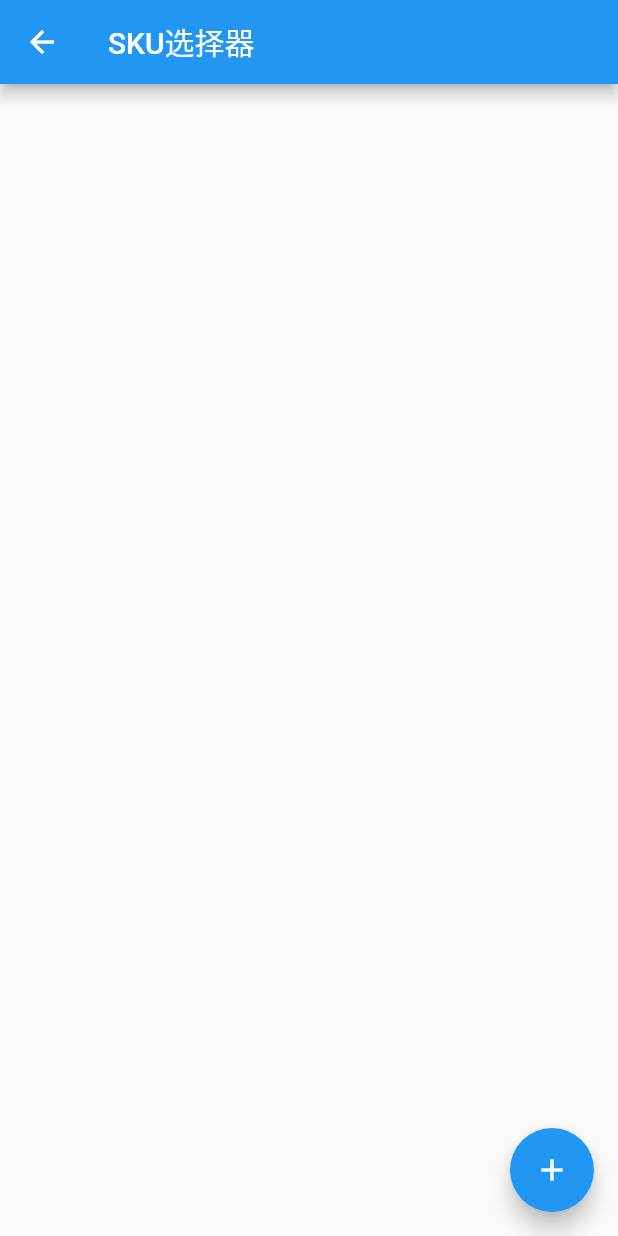
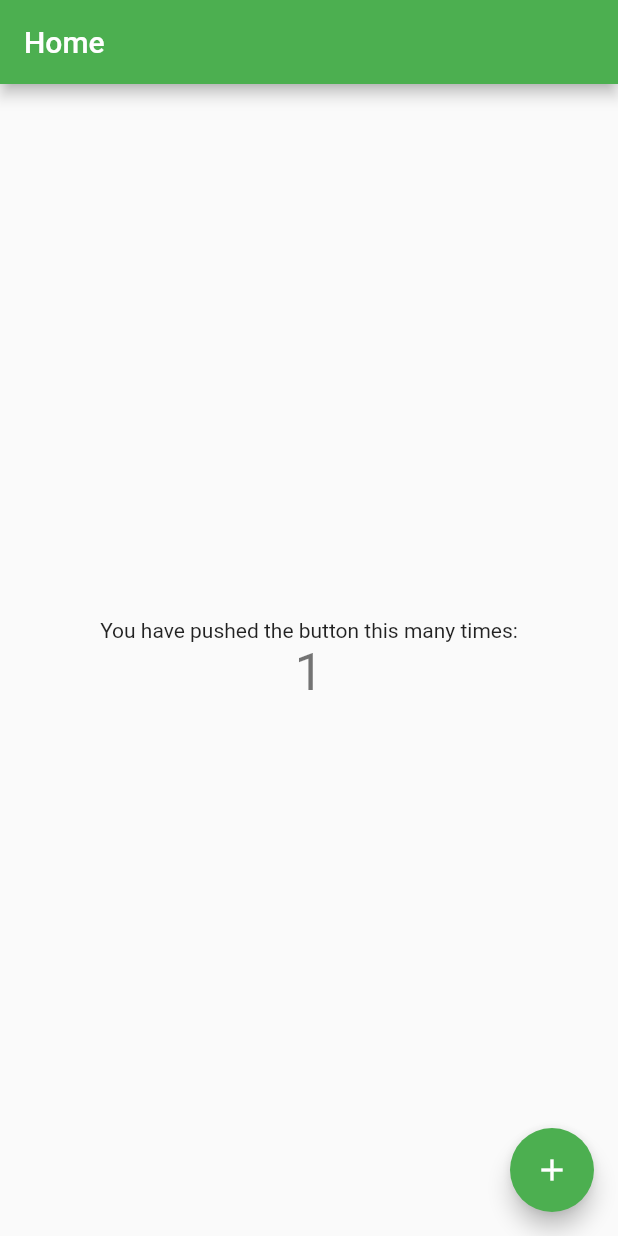
Before and after one commit to Jonty1997/ZoroFlutter, a Flutter app: the screen it shows after launch, after a tap on the "add" icon, on a phone screen of 412 x 824 dp. Run offline on Flutter 3.47's test engine with Material 2 defaults, Android fonts, the phone set to English and light mode, and no system bars; our stand-ins replace sqflite; accounts and stored records are empty.

Commit message:
删掉一些东西

```diff
--- a/lib/config/route.dart
+++ b/lib/common/config/route.dart
@@ -1,10 +1,9 @@
 import 'package:flutter/cupertino.dart';
-import 'package:zoro_flutter/ui/common_widget/sku_select.dart';
 
 class Routes {
   static Map<String, WidgetBuilder> getRoute() {
     return {
-      SkuSelect.route: (_) => SkuSelect(),
+
     };
   }
 }
--- a/lib/main.dart
+++ b/lib/main.dart
@@ -1,7 +1,5 @@
-import 'package:flutter/material.dart';
-import 'package:zoro_flutter/config/route.dart';
-import 'package:zoro_flutter/ui/common_widget/sku_select.dart';
-import 'package:zoro_flutter/util/common_util.dart';
+import 'package:zoro_flutter/common/common_export_package.dart';
+import 'ui/home_page.dart';
 
 void main() {
   runApp(MyApp());
@@ -14,58 +12,11 @@ class MyApp extends StatelessWidget {
     return MaterialApp(
       title: 'ZoroFlutter',
       theme: ThemeData(
-        primarySwatch: Colors.blue,
+        primarySwatch: Colors.green,
         visualDensity: VisualDensity.adaptivePlatformDensity,
       ),
       routes: Routes.getRoute(),
-      home: MyHomePage(title: 'Flutter Demo Home Page'),
+      home: HomePage(),
     );
   }
 }
-
-class MyHomePage extends StatefulWidget {
-  MyHomePage({Key key, this.title}) : super(key: key);
-  final String title;
-
-  @override
-  _MyHomePageState createState() => _MyHomePageState();
-}
-
-class _MyHomePageState extends State<MyHomePage> {
-  int _counter = 0;
-
-  void _incrementCounter() {
-    CommonUtil.openPage(context, SkuSelect());
-    setState(() {
-      _counter++;
-    });
-  }
-
-  @override
-  Widget build(BuildContext context) {
-    return Scaffold(
-      appBar: AppBar(
-        title: Text(widget.title),
-      ),
-      body: Center(
-        child: Column(
-          mainAxisAlignment: MainAxisAlignment.center,
-          children: <Widget>[
-            Text(
-              'You have pushed the button this many times:',
-            ),
-            Text(
-              '$_counter',
-              style: Theme.of(context).textTheme.headline4,
-            ),
-          ],
-        ),
-      ),
-      floatingActionButton: FloatingActionButton(
-        onPressed: _incrementCounter,
-        tooltip: 'Increment',
-        child: Icon(Icons.add),
-      ), // This trailing comma makes auto-formatting nicer for build methods.
-    );
-  }
-}
--- a/lib/ui/common_widget/sku_select.dart
+++ /dev/null
@@ -1,95 +0,0 @@
-import 'package:flutter/cupertino.dart';
-import 'package:flutter/material.dart';
-
-///@author[zoro]
-///通用的sku选择器
-class SkuSelect extends StatefulWidget {
-  static final route = 'SkuSelect';
-
-  @override
-  _SkuSelectState createState() => _SkuSelectState();
-}
-
-class _SkuSelectState extends State<SkuSelect> {
-  @override
-  Widget build(BuildContext context) {
-    return Scaffold(
-      appBar: AppBar(
-        title: Text("SKU选择器"),
-      ),
-      body: Center(
-        child: Column(
-          mainAxisAlignment: MainAxisAlignment.center,
-          children: <Widget>[],
-        ),
-      ),
-      floatingActionButton: FloatingActionButton(
-        onPressed: () {
-          _showSkuSelectDialog();
-        },
-        tooltip: 'Increment',
-        child: Icon(Icons.add),
-      ), // This trailing comma makes auto-formatting nicer for build methods.
-    );
-  }
-
-  //显示弹窗
-  void _showSkuSelectDialog() {
-    showModalBottomSheet(
-        context: context,
-        isScrollControlled: true,
-        backgroundColor: Colors.transparent,
-        builder: (BuildContext context) {
-          return StatefulBuilder(builder: (context, bottomState) {
-            return GestureDetector(
-              // behavior: HitTestBehavior.translucent,
-              onTap: () {
-                Navigator.pop(context);
-              },
-              child: Column(
-                children: [
-                  SizedBox(
-                    height: MediaQuery.of(context).size.height / 3,
-                  ),
-                  Expanded(
-                      child: Container(
-                          width: double.maxFinite,
-                          decoration: BoxDecoration(
-                              color: Colors.white,
-                              borderRadius: BorderRadius.only(
-                                  topLeft: Radius.circular(16),
-                                  topRight: Radius.circular(16))),
-                          child: _buildDialogWidget())),
-                ],
-              ),
-            );
-          });
-        });
-  }
-
-  //底部弹窗内容
-  Widget _buildDialogWidget() {
-    return Stack(
-      children: [
-        Column(
-          children: [
-            Expanded(
-              child: ListView(
-                children: [],
-              ),
-            )
-          ],
-        ),
-        Positioned(
-            right: 8,
-            top: 8,
-            child: InkWell(
-              child: Icon(
-                Icons.arrow_drop_down_outlined,
-                size: 30,
-              ),
-            ))
-      ],
-    );
-  }
-}
--- /dev/null
+++ b/lib/ui/home_page.dart
@@ -0,0 +1,59 @@
+import 'package:zoro_flutter/common/common_export_package.dart';
+
+class HomePage extends StatefulWidget {
+  static final route = 'HomePage';
+
+  @override
+  _HomePageState createState() => _HomePageState();
+}
+
+class _HomePageState extends State<HomePage> {
+  int _counter = 0;
+
+  void _incrementCounter() {
+    setState(() {
+      _counter++;
+    });
+  }
+
+  @override
+  Widget build(BuildContext context) {
+    return Scaffold(
+      appBar: AppBar(
+        title: Text("Home"),
+      ),
+      body: Center(
+        child: Column(
+          mainAxisAlignment: MainAxisAlignment.center,
+          children: <Widget>[
+            DecoratedBox(
+              decoration: BoxDecoration(
+                gradient: RadialGradient(
+                  center: const Alignment(-0.5, -0.6),
+                  radius: 0.15,
+                  colors: <Color>[
+                    const Color(0xFFEEEEEE),
+                    const Color(0xFF111133),
+                  ],
+                  stops: <double>[0.9, 1.0],
+                ),
+              ),
+            ),
+            Text(
+              'You have pushed the button this many times:',
+            ),
+            Text(
+              '$_counter',
+              style: Theme.of(context).textTheme.headline4,
+            ),
+          ],
+        ),
+      ),
+      floatingActionButton: FloatingActionButton(
+        onPressed: _incrementCounter,
+        tooltip: 'Increment',
+        child: Icon(Icons.add),
+      ), // This trailing comma makes auto-formatting nicer for build methods.
+    );
+  }
+}
--- a/pubspec.yaml
+++ b/pubspec.yaml
@@ -28,7 +28,8 @@ dependencies:
   # The following adds the Cupertino Icons font to your application.
   # Use with the CupertinoIcons class for iOS style icons.
   cupertino_icons: ^1.0.0
-
+  sqflite: ^1.3.2
+  flutter_swiper: ^1.1.6
 dev_dependencies:
   flutter_test:
     sdk: flutter
```
Also changed, not shown: lib/common/common_export_package.dart (added, +10 -0 lines), lib/common/util/datebase_util.dart (added, +22 -0 lines), lib/ui/launch_page.dart (added, +15 -0 lines), lib/common/res/colors.dart (renamed from lib/res/colors.dart), lib/common/util/common_util.dart (renamed from lib/util/common_util.dart), pubspec.lock.
